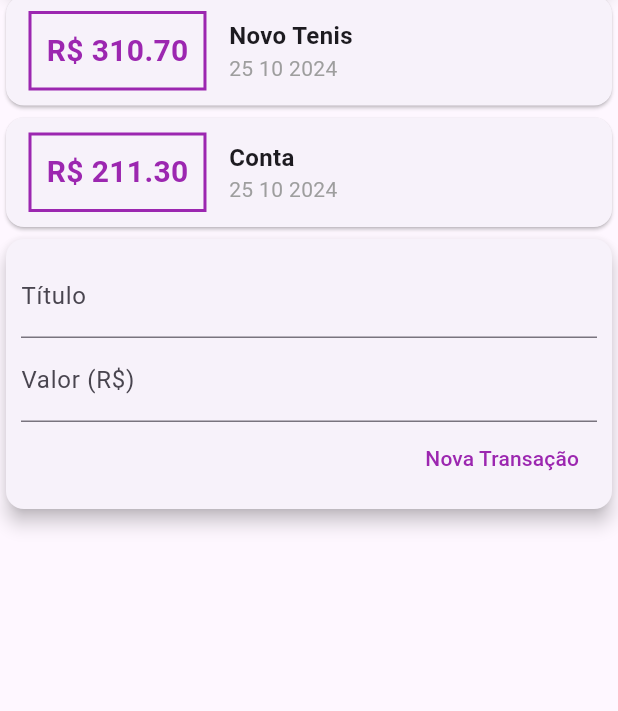
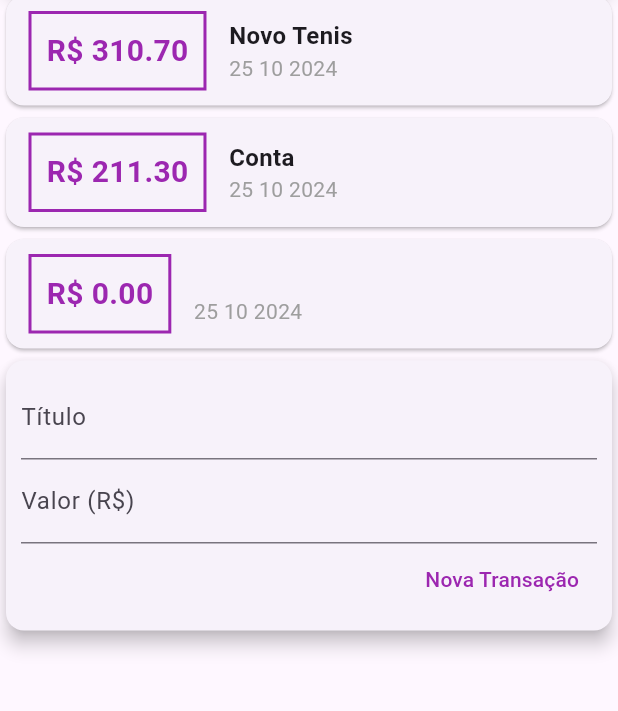
Before and after one commit to JoaoChi/GestaoGastos, a Flutter app: the screen it shows after launch, after a tap on "Nova Transação", on a phone screen of 412 x 824 dp, the part 136-847 px from its top. Run offline on Flutter 3.47's test engine with Material 3 defaults, Android fonts, the phone set to English and light mode, and no system bars; missing offline and left inert: dart:ffi.

Commit message:
Comunicando os componentes para salvar dados digitados

```diff
--- a/lib/components/transaction_form.dart
+++ b/lib/components/transaction_form.dart
@@ -1,8 +1,13 @@
+import 'dart:ffi';
+
 import 'package:flutter/material.dart';
 
 class TransactionForm extends StatelessWidget {
   final titleController = TextEditingController();
   final valueController = TextEditingController();
+
+  final void Function(String, double) onSubmit;
+  TransactionForm(this.onSubmit);
 
   @override
   Widget build(BuildContext context) {
@@ -29,8 +34,9 @@ class TransactionForm extends StatelessWidget {
               children: <Widget>[
                 TextButton(
                   onPressed: () {
-                    print(titleController.text);
-                    print(valueController.text);
+                    final title = titleController.text;
+                    final value = double.tryParse(valueController.text) ?? 0.0;
+                    onSubmit(title, value);
                   },
                   child: Text(
                     'Nova Transação',
--- a/lib/components/transaction_user.dart
+++ b/lib/components/transaction_user.dart
@@ -1,3 +1,5 @@
+import 'dart:math';
+
 import 'package:flutter/material.dart';
 import 'transaction_form.dart';
 import 'transaction_list.dart';
@@ -26,12 +28,25 @@ class _MyWidgetState extends State<TransactionUser> {
     ),
   ];
 
+  _addTransaction(String title, double value) {
+    final newTransaction = Transaction(
+      id: Random().nextDouble().toString(),
+      title: title,
+      value: value,
+      date: DateTime.now(),
+    );
+
+    setState(() {
+      _transactions.add(newTransaction);
+    });
+  }
+
   @override
   Widget build(BuildContext context) {
     return Column(
       children: <Widget>[
         TransactionList(_transactions),
-        TransactionForm(),
+        TransactionForm(_addTransaction),
       ],
     );
   }
```
